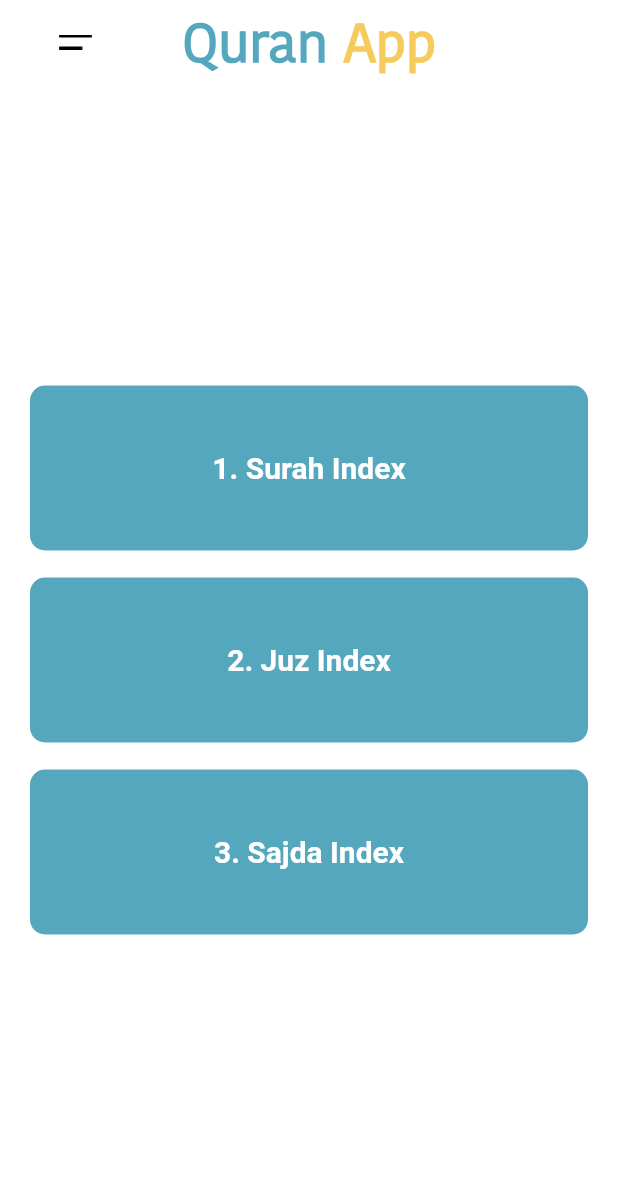
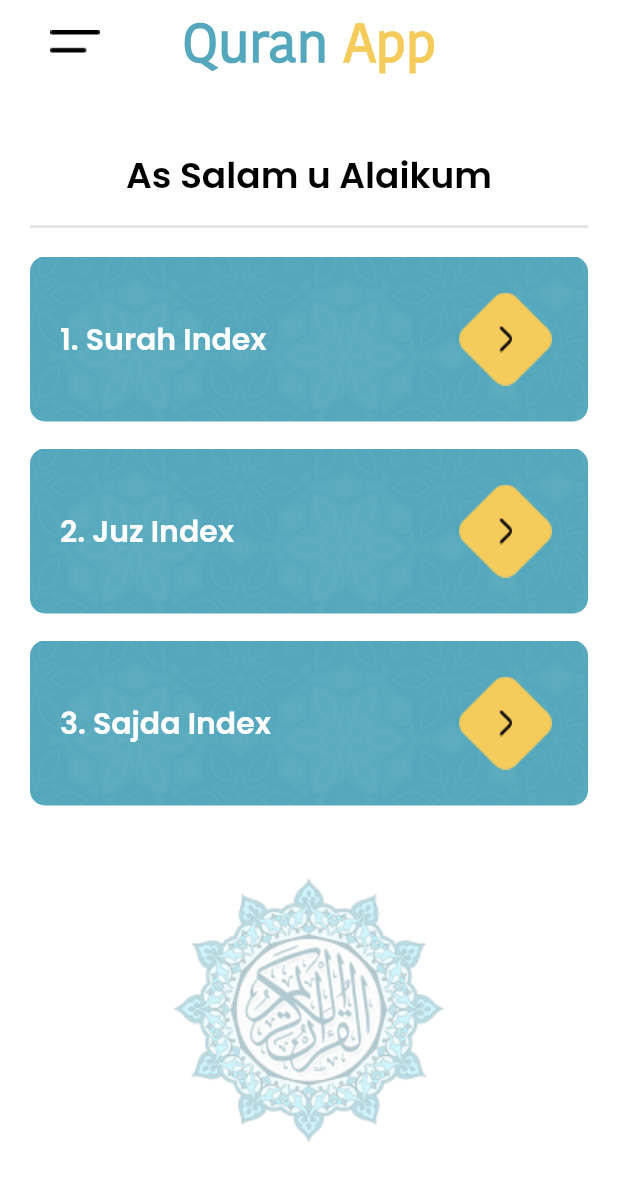
Before and after one commit to MuhammadJamalAshrafi/quran_app, a Flutter app: the screen it shows after launch, on a phone screen of 412 x 824 dp. Shown: the top 1181 px of the screen. Run offline on Flutter 3.47's test engine with Material 2 defaults, Android fonts, the phone set to English and light mode, and no system bars.

Commit message:
home page design

```diff
--- a/lib/screens/home.dart
+++ b/lib/screens/home.dart
@@ -8,7 +8,15 @@
     return Scaffold(
       appBar: AppBar(
         backgroundColor: Colors.white,
-        leading: const ImageIcon(AssetImage("images/menu.png"), color: Colors.black),
+        leading: Builder(
+          builder: (context) {
+            return IconButton(
+              iconSize: 50,
+              icon: const ImageIcon(AssetImage("images/menu.png"), color: Colors.black),
+              onPressed: () => Scaffold.of(context).openDrawer(),
+            );
+          }
+        ),
         leadingWidth: 100,
         title: RichText(
           text: const TextSpan(
@@ -22,65 +30,166 @@
             ]
           ),
         ),
-        // title: Text("Quran App", style: TextStyle(color: Colors.black, fontSize: 36, fontWeight: FontWeight.w700)),
         elevation: 0.0,
         centerTitle: true,
       ),
+        drawer: Drawer(),
         backgroundColor: Colors.white,
         body: Padding(
-          padding: const EdgeInsets.only(left: 20, right: 20),
+          padding: const EdgeInsets.only(left: 20, right: 20, bottom: 60),
           child: Column(
-            mainAxisAlignment: MainAxisAlignment.center,
-            crossAxisAlignment: CrossAxisAlignment.center,
             children: [
+              const SizedBox(height: 43),
+              const Text("As Salam u Alaikum",style: TextStyle(color: Colors.black, fontFamily: "Poppins", fontSize: 24, fontWeight: FontWeight.bold)),
+              const SizedBox(height: 15),
+              Container(
+                decoration: BoxDecoration(
+                  border: Border.all(color: const Color(0xFFE5E5E5), width: 1)
+                ),
+              ),
+              const SizedBox(height: 19),
               Container(
                 height: 110,
                 width: MediaQuery.of(context).size.width,
-                child: const Center(
-                  child: Text("1. Surah Index",
+                child: Padding(
+                  padding: const EdgeInsets.only(left: 20, right: 20),
+                  child: Row(
+                    children:[
+                      const Text("1. Surah Index",
                           style:TextStyle(
                               fontSize: 20,
+                              fontFamily: "Poppins",
                               fontWeight: FontWeight.w600,
                               color: Colors.white
                           )),
+                      const Spacer(),
+                      Container(
+                        width: 70,
+                        height: 70,
+                        child: Container(
+                          width: 7.56,
+                          height: 16,
+                          decoration: const BoxDecoration(
+                            image: DecorationImage(
+                              image: AssetImage("images/arrow.png"),
+                            )
+                          ),
+                        ),
+                        decoration: const BoxDecoration(
+                          image: DecorationImage(
+                            image: AssetImage("images/polygon.png")
+                          )
+                        ),
+                      )
+                    ],
+                  ),
                 ),
                 decoration: BoxDecoration(
-                    color: const Color(0xFF54A7BC),
-                    borderRadius: BorderRadius.circular(10)
+                    borderRadius: BorderRadius.circular(10),
+                  image: const DecorationImage(
+                    image: AssetImage("images/div_bg.png"),
+                    fit: BoxFit.cover
+                  )
                 ),
               ),
-              SizedBox(height: 18),
+              const SizedBox(height: 18),
               Container(
                 height: 110,
                 width: MediaQuery.of(context).size.width,
-                child: const Center(
-                  child: Text("2. Juz Index",
+                child: Padding(
+                  padding: const EdgeInsets.only(left: 20, right: 20),
+                  child: Row(
+                    children:[
+                      const Text("2. Juz Index",
                           style:TextStyle(
                               fontSize: 20,
+                              fontFamily: "Poppins",
                               fontWeight: FontWeight.w600,
                               color: Colors.white
                           )),
+                      const Spacer(),
+                      Container(
+                        width: 70,
+                        height: 70,
+                        child: Container(
+                          width: 7.56,
+                          height: 16,
+                          decoration: const BoxDecoration(
+                              image: DecorationImage(
+                                image: AssetImage("images/arrow.png"),
+                              )
+                          ),
+                        ),
+                        decoration: const BoxDecoration(
+                            image: DecorationImage(
+                                image: AssetImage("images/polygon.png")
+                            )
+                        ),
+                      )
+                    ],
+                  ),
                 ),
                 decoration: BoxDecoration(
-                    color: const Color(0xFF54A7BC),
-                    borderRadius: BorderRadius.circular(10)
+                    borderRadius: BorderRadius.circular(10),
+                    image: const DecorationImage(
+                        image: AssetImage("images/div_bg.png"),
+                        fit: BoxFit.cover
+                    )
                 ),
               ),
-              SizedBox(height: 18),
+              const SizedBox(height: 18),
               Container(
                 height: 110,
                 width: MediaQuery.of(context).size.width,
-                child: const Center(
-                  child: Text("3. Sajda Index",
+                child: Padding(
+                  padding: const EdgeInsets.only(left: 20, right: 20),
+                  child: Row(
+                    children:[
+                      const Text("3. Sajda Index",
                           style:TextStyle(
                               fontSize: 20,
+                              fontFamily: "Poppins",
                               fontWeight: FontWeight.w600,
                               color: Colors.white
                           )),
+                      const Spacer(),
+                      Container(
+                        width: 70,
+                        height: 70,
+                        child: Container(
+                          width: 7.56,
+                          height: 16,
+                          decoration: const BoxDecoration(
+                              image: DecorationImage(
+                                image: AssetImage("images/arrow.png"),
+                              )
+                          ),
+                        ),
+                        decoration: const BoxDecoration(
+                            image: DecorationImage(
+                                image: AssetImage("images/polygon.png")
+                            )
+                        ),
+                      )
+                    ],
+                  ),
                 ),
                 decoration: BoxDecoration(
-                    color: const Color(0xFF54A7BC),
-                    borderRadius: BorderRadius.circular(10)
+                    borderRadius: BorderRadius.circular(10),
+                    image: const DecorationImage(
+                        image: AssetImage("images/div_bg.png"),
+                        fit: BoxFit.cover
+                    )
+                ),
+              ),
+              Spacer(),
+              Container(
+                width: 180,
+                height: 180,
+                decoration: BoxDecoration(
+                  image: DecorationImage(
+                    image: AssetImage("images/40%_opacity_bg.png")
+                  )
                 ),
               )
             ],
```
Also changed, not shown: images/arrow.png (added), images/menu.png, images/menu.svg (deleted), images/polygon.png (added). Lines whose indentation alone changed are shown as unchanged.
